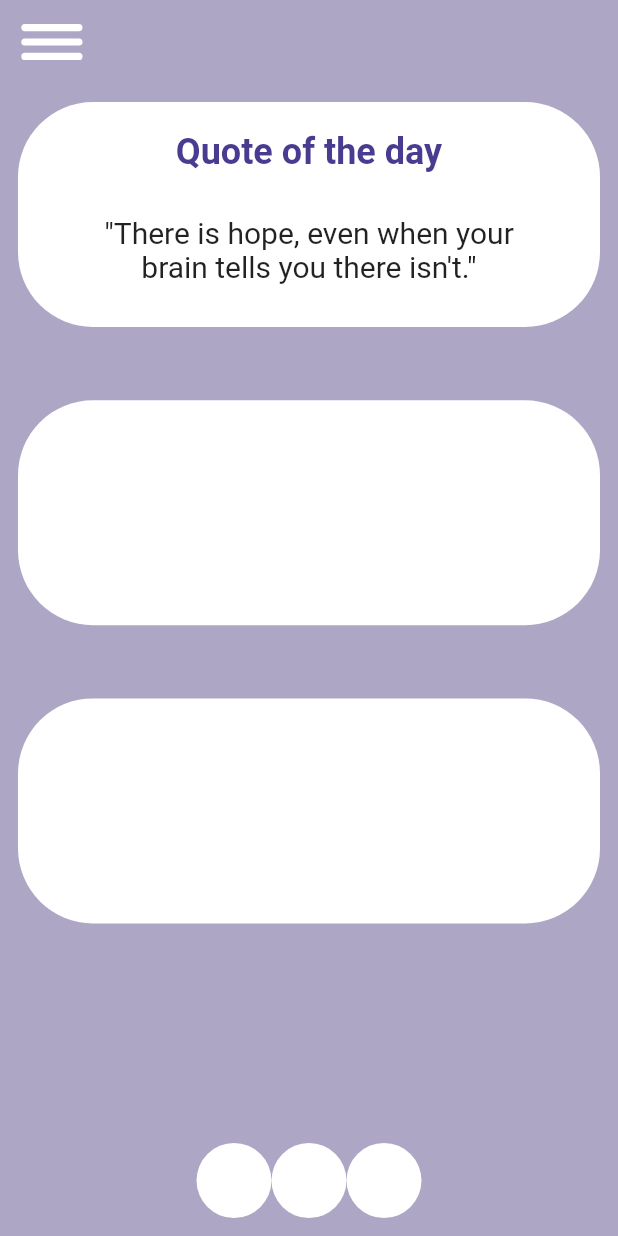
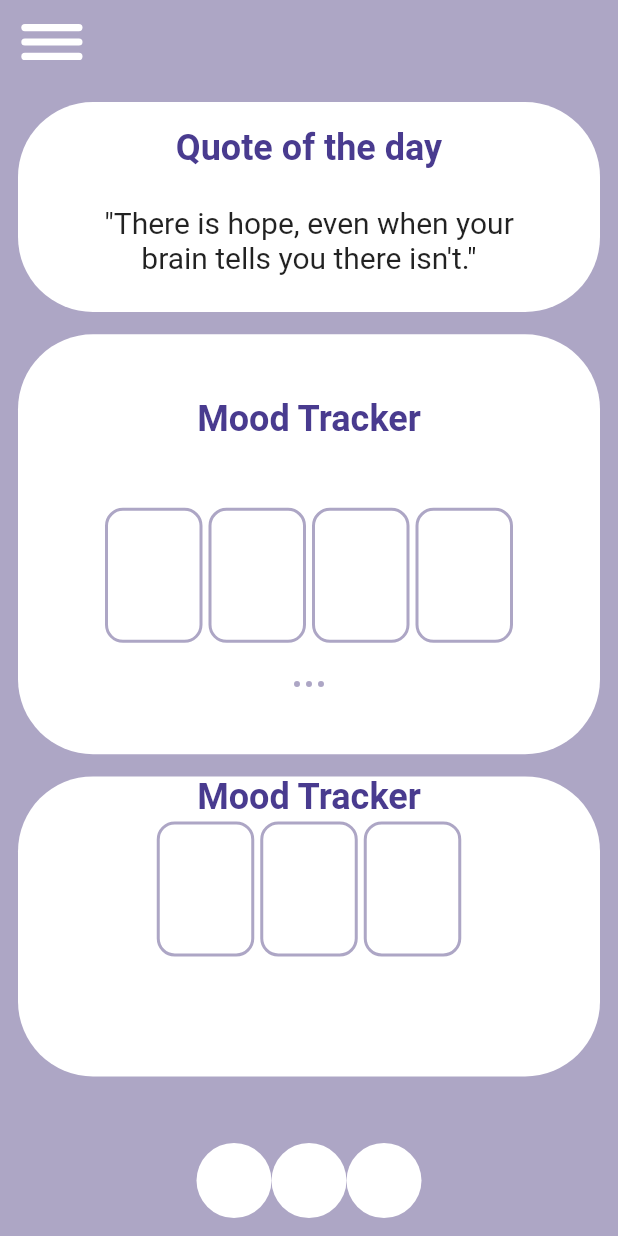
Before and after one commit to OmarAmeer96/ForEve, a Flutter app: the screen it shows after launch, on a phone screen of 412 x 824 dp. Run offline on Flutter 3.47's test engine with Material 2 defaults, Android fonts, the phone set to English and light mode, and no system bars.

Commit message:
6th Commit - Create The CustomContainer

```diff
--- a/lib/screens/home_screen.dart
+++ b/lib/screens/home_screen.dart
@@ -1,4 +1,5 @@
 import 'package:flutter/material.dart';
+import 'package:for_eve/widgets/custom_container.dart';
 
 class HomeScreen extends StatelessWidget {
   const HomeScreen({Key? key});
@@ -93,7 +94,7 @@ class HomeScreen extends StatelessWidget {
             children: [
               Container(
                 width: double.infinity,
-                height: 150,
+                height: 140,
                 decoration: const BoxDecoration(
                   color: Colors.white,
                   borderRadius: BorderRadius.all(Radius.circular(50)),
@@ -133,10 +134,51 @@ class HomeScreen extends StatelessWidget {
               ),
               Container(
                 width: double.infinity,
-                height: 150,
+                height: 280,
                 decoration: const BoxDecoration(
                   color: Colors.white,
                   borderRadius: BorderRadius.all(Radius.circular(50)),
+                ),
+                child: Column(
+                  children: [
+                    const Spacer(
+                      flex: 2,
+                    ),
+                    const Text(
+                      'Mood Tracker',
+                      style: TextStyle(
+                        color: Color(0xff493b8f),
+                        fontSize: 24,
+                        fontWeight: FontWeight.bold,
+                      ),
+                    ),
+                    const Spacer(
+                      flex: 2,
+                    ),
+                    Row(
+                      mainAxisAlignment: MainAxisAlignment.center,
+                      children: [
+                        CustomContainer(height: 90, width: 65),
+                        CustomContainer(height: 90, width: 65),
+                        CustomContainer(height: 90, width: 65),
+                        CustomContainer(height: 90, width: 65),
+                      ],
+                    ),
+                    const Spacer(
+                      flex: 1,
+                    ),
+                    Row(
+                      mainAxisAlignment: MainAxisAlignment.center,
+                      children: [
+                        CustomContainer(),
+                        CustomContainer(),
+                        CustomContainer(),
+                      ],
+                    ),
+                    const Spacer(
+                      flex: 2,
+                    ),
+                  ],
                 ),
               ),
               const Spacer(
@@ -144,10 +186,30 @@ class HomeScreen extends StatelessWidget {
               ),
               Container(
                 width: double.infinity,
-                height: 150,
+                height: 200,
                 decoration: const BoxDecoration(
                   color: Colors.white,
                   borderRadius: BorderRadius.all(Radius.circular(50)),
+                ),
+                child: Column(
+                  children: [
+                    const Text(
+                      'Mood Tracker',
+                      style: TextStyle(
+                        color: Color(0xff493b8f),
+                        fontSize: 24,
+                        fontWeight: FontWeight.bold,
+                      ),
+                    ),
+                    Row(
+                      mainAxisAlignment: MainAxisAlignment.center,
+                      children: [
+                        CustomContainer(height: 90, width: 65),
+                        CustomContainer(height: 90, width: 65),
+                        CustomContainer(height: 90, width: 65),
+                      ],
+                    ),
+                  ],
                 ),
               ),
               const Spacer(
--- /dev/null
+++ b/lib/widgets/custom_container.dart
@@ -0,0 +1,27 @@
+import 'package:flutter/material.dart';
+
+// ignore: must_be_immutable
+class CustomContainer extends StatelessWidget {
+  CustomContainer({super.key, this.height, this.width});
+
+  double? height;
+  double? width;
+
+  @override
+  Widget build(BuildContext context) {
+    return Padding(
+      padding: const EdgeInsets.all(2.0),
+      child: Container(
+        decoration: BoxDecoration(
+          borderRadius: const BorderRadius.all(Radius.circular(12)),
+          border: Border.all(
+            color: const Color(0xffada6c5),
+            width: 2,
+          ),
+        ),
+        height: height,
+        width: width,
+      ),
+    );
+  }
+}
```
